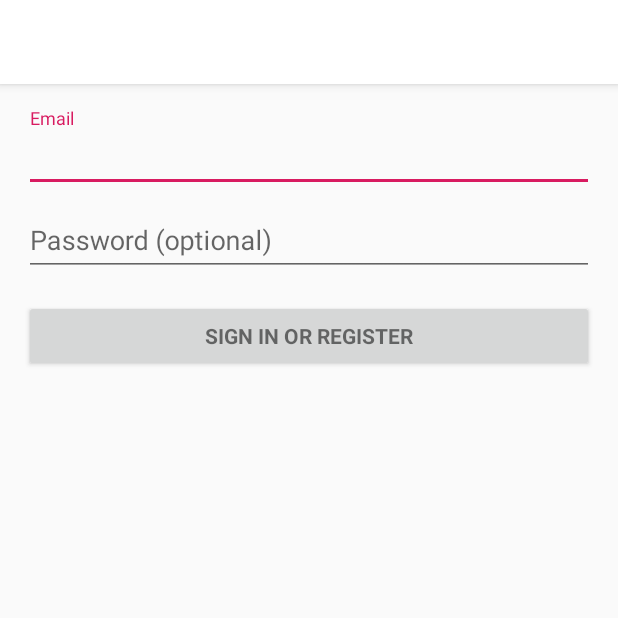
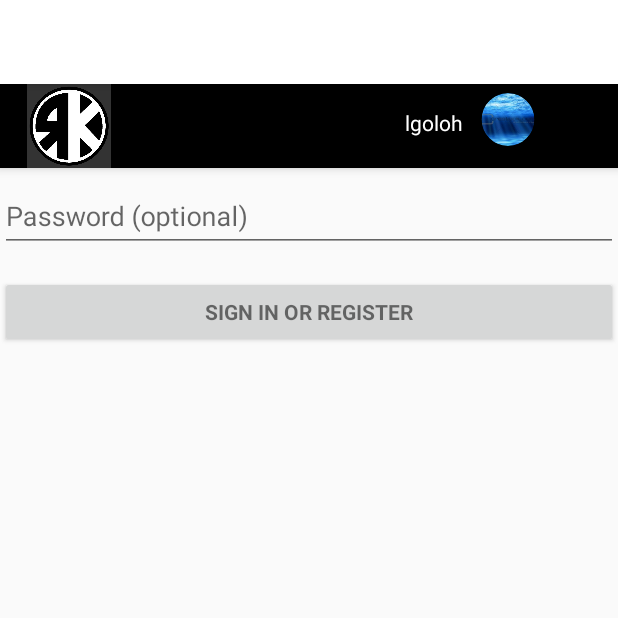
Before and after one commit to chloesheen/RKFMonitor, an Android app: the screen it shows after launch (LoginActivity), on a phone screen of 412 x 824 dp, the top half of it. Run offline under Robolectric (Android 15) with nearby library versions, the phone set to English and light mode, and no system bars; our stand-ins replace CircleImageView; 2 statements that could not run were skipped.

```diff
--- a/app/build.gradle
+++ b/app/build.gradle
@@ -31,4 +31,5 @@ dependencies {
     implementation 'com.android.support:design:27.1.1'
     implementation 'com.android.support.constraint:constraint-layout:1.1.3'
     implementation 'de.hdodenhof:circleimageview:2.2.0'
+    implementation 'com.android.support:support-v4:27.1.1'
 }
--- a/app/src/main/java/com/example/app/activities/LoginActivity.java
+++ b/app/src/main/java/com/example/app/activities/LoginActivity.java
@@ -3,6 +3,8 @@ package com.example.app.activities;
 import android.animation.Animator;
 import android.animation.AnimatorListenerAdapter;
 import android.annotation.TargetApi;
+import android.content.Context;
+import android.content.SharedPreferences;
 import android.content.pm.PackageManager;
 import android.support.annotation.NonNull;
 import android.support.design.widget.Snackbar;
@@ -41,8 +43,9 @@ import static android.Manifest.permission.READ_CONTACTS;
  */
 public class LoginActivity extends AppCompatActivity implements LoaderCallbacks<Cursor> {
 
+    private SharedPreferences mSharedPreferences;
     /**
-     * Id to identity READ_CONTACTS permission request.
+     * Id to identify READ_CONTACTS permission request.
      */
     private static final int REQUEST_READ_CONTACTS = 0;
 
@@ -94,7 +97,12 @@ public class LoginActivity extends AppCompatActivity implements LoaderCallbacks<
 
         mLoginFormView = findViewById(R.id.login_form);
         mProgressView = findViewById(R.id.login_progress);
+
+        mSharedPreferences = this.getSharedPreferences("login", Context.MODE_PRIVATE);
     }
+
+
+
 
     private void populateAutoComplete() {
         if (!mayRequestContacts()) {
@@ -104,6 +112,7 @@ public class LoginActivity extends AppCompatActivity implements LoaderCallbacks<
         getLoaderManager().initLoader(0, null, this);
     }
 
+    //need contacts for the auto complete feature
     private boolean mayRequestContacts() {
         if (Build.VERSION.SDK_INT < Build.VERSION_CODES.M) {
             return true;
@@ -194,6 +203,8 @@ public class LoginActivity extends AppCompatActivity implements LoaderCallbacks<
 
     private boolean isEmailValid(String email) {
         //TODO: Replace this with your own logic
+        //check sharedpreferences for email
+
         return email.contains("@");
     }
 
--- a/app/src/main/java/com/example/app/activities/TeacherDashboard.java
+++ b/app/src/main/java/com/example/app/activities/TeacherDashboard.java
@@ -128,7 +128,7 @@ public class TeacherDashboard extends AppCompatActivity implements OnItemClickLi
         }
 
         //starts the activity that displays the list of students in the class.
-        protected void onPostExecute(ArrayList... params) {
+        protected void onPostExecute(ArrayList student_list) {
             Intent intent = new Intent(mContext, ClassViewActivity.class);
             intent.putExtra("StudentInfo", mStudents);
             startActivity(intent);
--- a/app/src/main/res/layout/activity_login.xml
+++ b/app/src/main/res/layout/activity_login.xml
@@ -1,15 +1,84 @@
 <?xml version="1.0" encoding="utf-8"?>
-<LinearLayout xmlns:android="http://schemas.android.com/apk/res/android"
+<android.support.design.widget.CoordinatorLayout xmlns:android="http://schemas.android.com/apk/res/android"
+    xmlns:app="http://schemas.android.com/apk/res-auto"
     xmlns:tools="http://schemas.android.com/tools"
     android:layout_width="match_parent"
     android:layout_height="match_parent"
-    android:gravity="center_horizontal"
-    android:orientation="vertical"
-    android:paddingLeft="@dimen/activity_horizontal_margin"
-    android:paddingTop="@dimen/activity_vertical_margin"
-    android:paddingRight="@dimen/activity_horizontal_margin"
-    android:paddingBottom="@dimen/activity_vertical_margin"
     tools:context=".activities.LoginActivity">
+
+    <android.support.design.widget.AppBarLayout
+        android:layout_width="match_parent"
+        android:layout_height="wrap_content"
+        android:theme="@style/AppTheme.AppBarOverlay">
+
+        <android.support.v7.widget.Toolbar
+            android:id="@+id/toolbar"
+            android:layout_width="match_parent"
+            android:layout_height="?attr/actionBarSize"
+            android:background="@color/colorPrimaryDark"
+            app:popupTheme="@style/AppTheme.PopupOverlay">
+
+            <RelativeLayout
+                android:layout_width="match_parent"
+                android:layout_height="wrap_content">
+
+                <ImageView
+                    android:id="@+id/logo"
+                    android:layout_width="60dp"
+                    android:layout_height="wrap_content"
+                    android:layout_gravity="center"
+                    android:contentDescription="@string/logo"
+                    android:src="@drawable/rfklogo" />
+
+                <de.hdodenhof.circleimageview.CircleImageView xmlns:app="http://schemas.android.com/apk/res-auto"
+                    android:id="@+id/profile_image"
+                    android:layout_width="49dp"
+                    android:layout_height="39dp"
+                    android:layout_alignStart="@+id/logo"
+                    android:layout_alignLeft="@+id/logo"
+                    android:layout_alignParentTop="true"
+                    android:layout_marginStart="298dp"
+                    android:layout_marginLeft="298dp"
+                    android:layout_marginTop="4dp"
+                    android:layout_marginEnd="8dp"
+                    android:layout_marginRight="8dp"
+                    android:src="@drawable/water_light_effect"
+                    app:civ_border_color="#FF000000"
+                    app:civ_border_width="2dp"
+                    app:layout_constraintEnd_toEndOf="parent"
+                    app:layout_constraintHorizontal_bias="0.974"
+                    app:layout_constraintStart_toStartOf="parent"
+                    app:layout_constraintTop_toTopOf="parent" />
+
+                <TextView
+                    android:id="@+id/profile_name"
+                    android:layout_width="48dp"
+                    android:layout_height="22dp"
+                    android:layout_alignParentEnd="true"
+                    android:layout_alignParentRight="true"
+                    android:layout_marginStart="194dp"
+                    android:layout_marginLeft="194dp"
+                    android:layout_marginTop="16dp"
+                    android:layout_marginEnd="66dp"
+                    android:layout_marginRight="66dp"
+                    android:layout_toEndOf="@id/logo"
+                    android:layout_toRightOf="@id/logo"
+                    android:text="@string/teach_username"
+                    android:textColor="@color/colorFont"
+                    app:layout_constraintEnd_toStartOf="@+id/profile_image"
+                    app:layout_constraintTop_toTopOf="parent" />
+
+
+            </RelativeLayout>
+        </android.support.v7.widget.Toolbar>
+    </android.support.design.widget.AppBarLayout>
+
+    <LinearLayout xmlns:android="http://schemas.android.com/apk/res/android"
+        xmlns:app="http://schemas.android.com/apk/res-auto"
+        xmlns:tools="http://schemas.android.com/tools"
+        android:layout_width="match_parent"
+        android:layout_height="match_parent">
+
 
         <!-- Login progress -->
         <ProgressBar
@@ -23,7 +92,7 @@
         <ScrollView
             android:id="@+id/login_form"
             android:layout_width="match_parent"
-        android:layout_height="match_parent">
+            android:layout_height="501dp">
 
             <LinearLayout
                 android:id="@+id/email_login_form"
@@ -76,3 +145,5 @@
             </LinearLayout>
         </ScrollView>
     </LinearLayout>
+
+</android.support.design.widget.CoordinatorLayout>
--- a/app/src/main/res/layout/content_class_view.xml
+++ b/app/src/main/res/layout/content_class_view.xml
@@ -74,6 +74,4 @@
         app:layout_constraintStart_toStartOf="parent" />
 
 
-
-
 </android.support.constraint.ConstraintLayout>
--- a/app/src/main/res/values/strings.xml
+++ b/app/src/main/res/values/strings.xml
@@ -38,4 +38,7 @@
     <string name="guardian_name"> Parent/Guardian</string>
     <string name="guradian_number">Telephone</string>
     <string name="address">Home Address</string>
+
+    <!-- TODO: Remove or change this placeholder text -->
+    <string name="hello_blank_fragment">Hello blank fragment</string>
 </resources>
```
Also changed, not shown: app/src/main/java/com/example/app/activities/ClassViewActivity.java (+18 -1 lines), app/src/main/java/com/example/app/models/Student.java (+2 -29 lines), app/src/main/java/com/example/app/models/StudentProfile.java (added, +105 -0 lines). Lines whose indentation alone changed are shown as unchanged.
